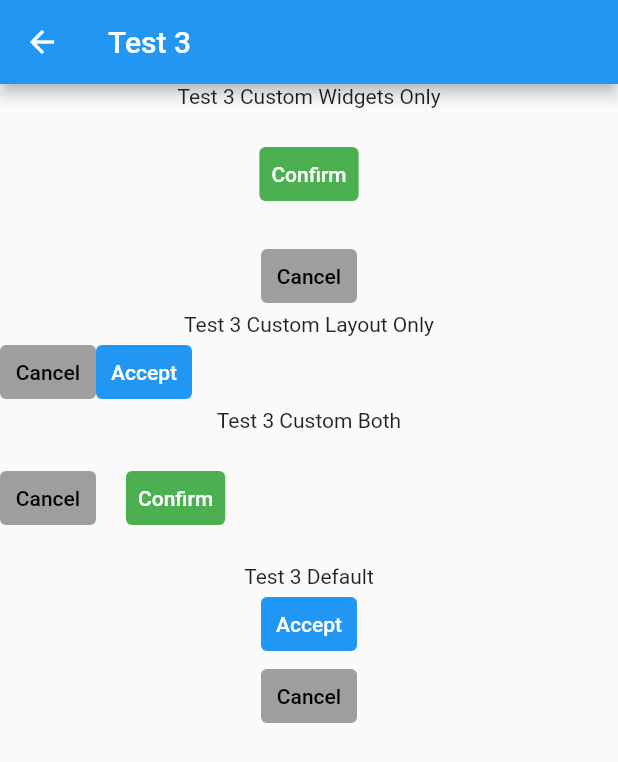
After one commit to XavierChanth/flexible_widgets, a Flutter app: the Test3Screen screen opened by its route, on a phone screen of 412 x 824 dp. The commit adds this screen. Shown: the top 762 px of the screen. Run offline on Flutter 3.47's test engine with Material 2 defaults, Android fonts, the phone set to English and light mode, and no system bars.

Commit message:
Test 3 complete

```diff
--- a/lib/main.dart
+++ b/lib/main.dart
@@ -1,4 +1,5 @@
 import 'package:flexible_widgets/test2.dart';
+import 'package:flexible_widgets/test3.dart';
 import 'package:flutter/material.dart';
 import 'test1.dart';
 
@@ -19,6 +20,7 @@ class MyApp extends StatelessWidget {
           MyHomePage.id: (_) => MyHomePage(title: 'Flexible Widgets Demo'),
           Test1Screen.id: (_) => Test1Screen(),
           Test2Screen.id: (_) => Test2Screen(),
+          Test3Screen.id: (_) => Test3Screen(),
         });
   }
 }
@@ -56,7 +58,13 @@ class _MyHomePageState extends State<MyHomePage> {
                 onPressed: () {
                   Navigator.of(context).pushNamed(Test2Screen.id);
                 },
-              )
+              ),
+              TextButton(
+                child: Text("Test 3"),
+                onPressed: () {
+                  Navigator.of(context).pushNamed(Test3Screen.id);
+                },
+              ),
             ],
           ),
         ),
--- /dev/null
+++ b/lib/test3.dart
@@ -0,0 +1,40 @@
+import 'package:flexible_widgets/test3/app.dart';
+import 'package:flexible_widgets/test3/child_library.dart';
+import 'package:flutter/material.dart';
+
+class Test3Screen extends StatelessWidget {
+  const Test3Screen({Key? key}) : super(key: key);
+  static const String id = 'test3';
+  @override
+  Widget build(BuildContext context) {
+    return Scaffold(
+      appBar: AppBar(title: Text("Test 3")),
+      body: Column(
+        crossAxisAlignment: CrossAxisAlignment.center,
+        children: [
+          Text('Test 3 Custom Widgets Only'),
+          MyLibraryButtonBar(
+            preference: atWidgetPreference,
+          ),
+          //
+          //
+          Text('Test 3 Custom Layout Only'),
+          MyLibraryButtonBar(
+            layout: layoutBuilder,
+          ),
+          //
+          //
+          Text('Test 3 Custom Both'),
+          MyLibraryButtonBar(
+            preference: atWidgetPreference,
+            layout: layoutBuilder,
+          ),
+          //
+          //
+          Text('Test 3 Default'),
+          MyLibraryButtonBar(),
+        ],
+      ),
+    );
+  }
+}
--- /dev/null
+++ b/lib/test3/app.dart
@@ -0,0 +1,34 @@
+import 'package:flexible_widgets/test3/child_library.dart';
+import 'package:flutter/material.dart';
+
+AtWidgetPreference atWidgetPreference = AtWidgetPreference()
+  ..primaryButtonBuilder = ({required child, onPressed}) {
+    Text t = Text("test");
+    print(t.toString());
+    void Function() myOnPressed = () {
+      print("App added logic to onPressed!");
+      if (onPressed != null) onPressed();
+    };
+    return Container(
+      margin: EdgeInsets.all(20),
+      child: TextButton(
+          // * App developers can choose not to use the default child
+          child: Text("Confirm", style: TextStyle(color: Colors.white)),
+          style: ButtonStyle(
+            backgroundColor: MaterialStateProperty.all<Color>(Colors.green),
+          ),
+          // * App developers can extend the onPressed function,
+          // * or completely change it if needed
+          onPressed: myOnPressed),
+    );
+  };
+
+ButtonBarLayoutBuilder layoutBuilder =
+    ({required acceptButton, required cancelButton}) {
+  return Row(
+    children: [
+      cancelButton,
+      acceptButton,
+    ],
+  );
+};
--- /dev/null
+++ b/lib/test3/child_library.dart
@@ -0,0 +1,54 @@
+import 'package:flutter/material.dart';
+import 'parent_library.dart';
+export 'parent_library.dart';
+
+typedef Widget ButtonBarLayoutBuilder(
+    {required Widget acceptButton, required Widget cancelButton});
+
+ButtonBarLayoutBuilder defaultBuilder =
+    ({required Widget acceptButton, required Widget cancelButton}) {
+  return Column(
+    children: [acceptButton, cancelButton],
+  );
+};
+
+class MyLibraryButtonBar extends StatefulWidget {
+  MyLibraryButtonBar(
+      {AtWidgetPreference? preference,
+      ButtonBarLayoutBuilder? layout,
+      Key? key})
+      : _preference = preference ?? AtWidgetPreference(),
+        layout = layout ?? defaultBuilder,
+        super(key: key);
+
+  final AtWidgetPreference _preference;
+  final ButtonBarLayoutBuilder layout;
+
+  @override
+  _MyLibraryButtonBarState createState() =>
+      _MyLibraryButtonBarState(_preference, layout);
+}
+
+class _MyLibraryButtonBarState extends State<MyLibraryButtonBar> {
+  AtWidgetPreference preference;
+  ButtonBarLayoutBuilder layout;
+
+  _MyLibraryButtonBarState(this.preference, this.layout);
+
+  _doAccept() => print("Accept Pressed");
+  _doCancel() => print("Cancel pressed");
+
+  @override
+  Widget build(BuildContext context) {
+    return layout(
+      acceptButton: preference.primaryButtonBuilder(
+        child: Text("Accept"),
+        onPressed: _doAccept,
+      ),
+      cancelButton: preference.secondaryButtonBuilder(
+        child: Text("Cancel"),
+        onPressed: _doCancel,
+      ),
+    );
+  }
+}
--- /dev/null
+++ b/lib/test3/parent_lib/button_builder.dart
@@ -0,0 +1,34 @@
+import 'package:flutter/material.dart';
+
+typedef Widget ButtonBuilder({
+  required VoidCallback? onPressed,
+  required Widget child,
+});
+
+ButtonBuilder defaultPrimaryButtonBuilder = ({
+  required Widget child,
+  required VoidCallback? onPressed,
+}) {
+  return TextButton(
+    onPressed: onPressed,
+    style: ButtonStyle(
+      backgroundColor: MaterialStateProperty.all<Color>(Colors.blue),
+      foregroundColor: MaterialStateProperty.all<Color>(Colors.white),
+    ),
+    child: child,
+  );
+};
+
+ButtonBuilder defaultSecondaryButtonBuilder = ({
+  required Widget child,
+  required VoidCallback? onPressed,
+}) {
+  return TextButton(
+    onPressed: onPressed,
+    style: ButtonStyle(
+      backgroundColor: MaterialStateProperty.all<Color>(Colors.grey),
+      foregroundColor: MaterialStateProperty.all<Color>(Colors.black),
+    ),
+    child: child,
+  );
+};
--- /dev/null
+++ b/lib/test3/parent_library.dart
@@ -0,0 +1,18 @@
+import 'parent_lib/button_builder.dart';
+export 'parent_lib/button_builder.dart';
+
+class AtWidgetPreference {
+  ButtonBuilder? _primaryButtonBuilder;
+  ButtonBuilder? _secondaryButtonBuilder;
+  // * Other widget builders ...
+
+  set primaryButtonBuilder(ButtonBuilder builder) =>
+      _primaryButtonBuilder = builder;
+  set secondaryButtonBuilder(ButtonBuilder builder) =>
+      _secondaryButtonBuilder = builder;
+
+  ButtonBuilder get primaryButtonBuilder =>
+      _primaryButtonBuilder ?? defaultPrimaryButtonBuilder;
+  ButtonBuilder get secondaryButtonBuilder =>
+      _secondaryButtonBuilder ?? defaultSecondaryButtonBuilder;
+}
```
